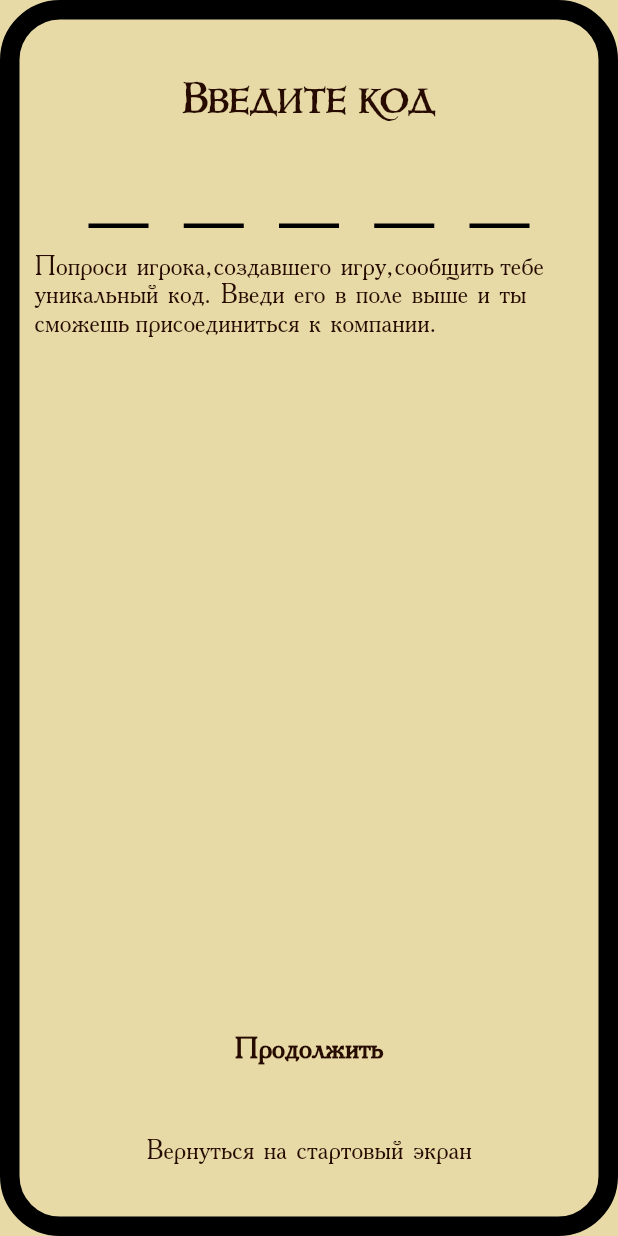
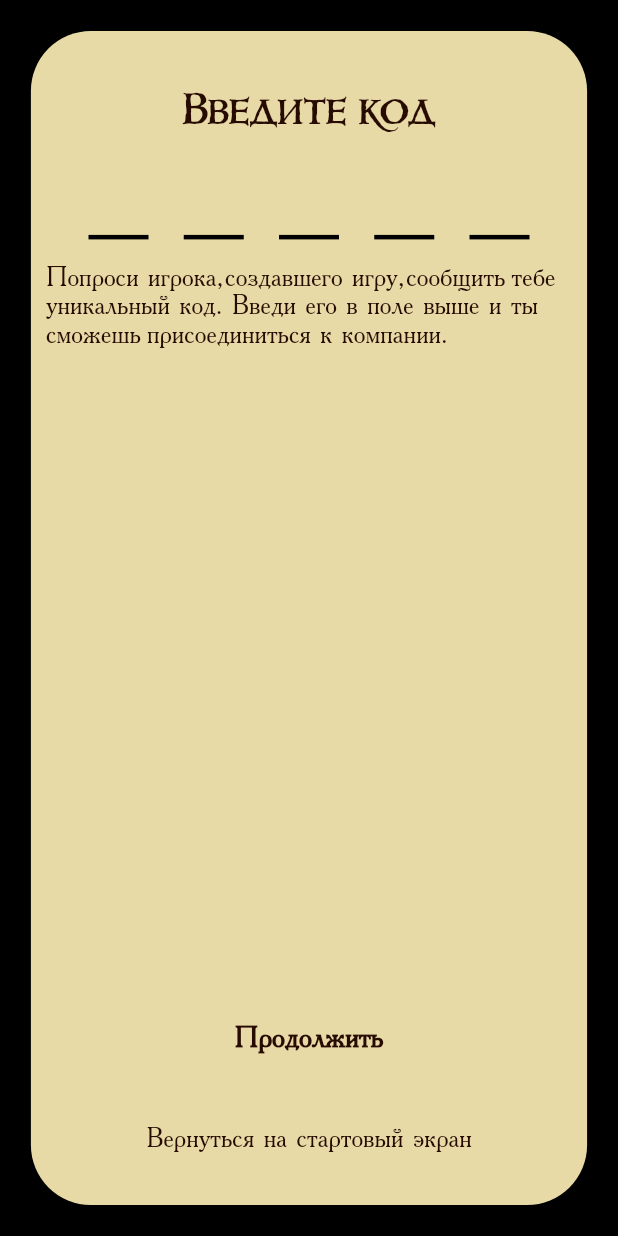
Before and after one commit to MRZee97/-munchkin_notebook, a Flutter app: the EnterCodePage screen opened by its route, on a phone screen of 412 x 824 dp. Run offline on Flutter 3.47's test engine with Material 2 defaults, Android fonts, the phone set to English and light mode, and no system bars; drawn by our look-alikes of pin_code_fields; our stand-ins replace auto_route; generated files the repository leaves out were written again.

```diff
--- a/lib/core/ui/widgets/primary_button.dart
+++ b/lib/core/ui/widgets/primary_button.dart
@@ -1,6 +1,4 @@
 import 'package:flutter/material.dart';
-import 'package:flutter/src/widgets/framework.dart';
-import 'package:flutter/src/widgets/placeholder.dart';
 import 'package:munchkin/core/ui/constants/app_colors.dart';
 
 class PrimaryButton extends StatelessWidget {
--- a/lib/core/ui/widgets/secondary_button.dart
+++ b/lib/core/ui/widgets/secondary_button.dart
@@ -1,6 +1,4 @@
 import 'package:flutter/material.dart';
-import 'package:flutter/src/widgets/framework.dart';
-import 'package:flutter/src/widgets/placeholder.dart';
 import 'package:munchkin/core/ui/constants/app_colors.dart';
 
 class SecondaryButton extends StatelessWidget {
--- /dev/null
+++ b/lib/features/base_page/presentation/page/base_page.dart
@@ -0,0 +1,56 @@
+import 'package:flutter/material.dart';
+import 'package:munchkin/core/ui/constants/app_colors.dart';
+
+class BasePage extends StatelessWidget {
+  const BasePage(
+      {required this.title,
+      required this.body,
+      required this.actions,
+      super.key});
+  final String title;
+  final Widget body;
+  final Widget actions;
+  @override
+  Widget build(BuildContext context) {
+    return Scaffold(
+      body: SafeArea(
+        child: Container(
+          color: Colors.black,
+          width: double.infinity,
+          child: Container(
+            margin: EdgeInsets.all(MediaQuery.of(context).size.width * 0.05),
+            decoration: const BoxDecoration(
+              color: AppColors.background,
+              borderRadius: BorderRadius.all(Radius.circular(40)),
+            ),
+            child: Column(
+              crossAxisAlignment: CrossAxisAlignment.center,
+              mainAxisAlignment: MainAxisAlignment.spaceBetween,
+              children: [
+                Column(
+                  children: [
+                    const SizedBox(height: 40),
+                    Padding(
+                      padding: const EdgeInsets.symmetric(horizontal: 20),
+                      child: Text(
+                        title,
+                        textAlign: TextAlign.center,
+                        style: const TextStyle(
+                          fontSize: 32,
+                          fontWeight: FontWeight.w700,
+                          color: AppColors.titleColor,
+                        ),
+                      ),
+                    ),
+                    body
+                  ],
+                ),
+                actions,
+              ],
+            ),
+          ),
+        ),
+      ),
+    );
+  }
+}
--- a/lib/features/create_game/presentation/page/create_game_page.dart
+++ b/lib/features/create_game/presentation/page/create_game_page.dart
@@ -1,11 +1,11 @@
 import 'package:auto_route/auto_route.dart';
 import 'package:flutter/material.dart';
 import 'package:munchkin/core/ui/constants/app_colors.dart';
-import 'package:munchkin/core/ui/widgets/base_page.dart';
 import 'package:munchkin/core/ui/widgets/image_widget.dart';
 import 'package:flutter_gen/gen_l10n/app_localizations.dart';
 import 'package:munchkin/core/ui/widgets/primary_button.dart';
 import 'package:munchkin/core/ui/widgets/secondary_button.dart';
+import 'package:munchkin/features/base_page/presentation/page/base_page.dart';
 import 'package:munchkin/navigation/router.gr.dart';
 
 @RoutePage()
@@ -14,8 +14,7 @@ class CreateGamePage extends StatelessWidget {
 
   @override
   Widget build(BuildContext context) {
-    return Material(
-      child: BasePage(
+    return BasePage(
         title: AppLocalizations.of(context)!.createGame,
         body: Column(children: [
           const SizedBox(height: 20),
@@ -49,7 +48,6 @@ class CreateGamePage extends StatelessWidget {
                 onPressed: () {}),
             const SizedBox(height: 38),
           ],
-          )),
-    );
+        ));
   }
 }
--- a/lib/features/enter_code/presentation/page/enter_code_page.dart
+++ b/lib/features/enter_code/presentation/page/enter_code_page.dart
@@ -1,10 +1,10 @@
 import 'package:auto_route/auto_route.dart';
 import 'package:flutter/material.dart';
 import 'package:munchkin/core/ui/constants/app_colors.dart';
-import 'package:munchkin/core/ui/widgets/base_page.dart';
 import 'package:flutter_gen/gen_l10n/app_localizations.dart';
 import 'package:munchkin/core/ui/widgets/primary_button.dart';
 import 'package:munchkin/core/ui/widgets/secondary_button.dart';
+import 'package:munchkin/features/base_page/presentation/page/base_page.dart';
 import 'package:munchkin/navigation/router.gr.dart';
 import 'package:pin_code_fields/pin_code_fields.dart';
 
@@ -19,8 +19,7 @@ class EnterCodePage extends StatefulWidget {
 class _EnterCodePageState extends State<EnterCodePage> {
   @override
   Widget build(BuildContext context) {
-    return Material(
-      child: BasePage(
+    return BasePage(
         title: AppLocalizations.of(context)!.enterCode,
         body: Column(children: [
           const SizedBox(height: 20),
@@ -45,7 +44,8 @@ class _EnterCodePageState extends State<EnterCodePage> {
                     borderWidth: 3,
                     shape: PinCodeFieldShape.underline,
                     borderRadius: BorderRadius.circular(5),
-                      fieldOuterPadding: EdgeInsets.symmetric(horizontal: 3),
+                    fieldOuterPadding:
+                        const EdgeInsets.symmetric(horizontal: 3),
                     fieldHeight: 50,
                     fieldWidth: 40,
                     activeFillColor: Colors.transparent,
@@ -53,7 +53,7 @@ class _EnterCodePageState extends State<EnterCodePage> {
                     selectedColor: Colors.black,
                     inactiveColor: Colors.black,
                   ),
-                    animationDuration: Duration(milliseconds: 300),
+                  animationDuration: const Duration(milliseconds: 300),
                   onCompleted: (v) {
                     print("Completed");
                   },
@@ -93,12 +93,10 @@ class _EnterCodePageState extends State<EnterCodePage> {
             SecondaryButton(
                 text: AppLocalizations.of(context)!.returnStartScreenButton,
                 onPressed: () {
-                    AutoRouter.of(context)
-                        .replaceAll([const CreateGameRoute()]);
+                  AutoRouter.of(context).replaceAll([const CreateGameRoute()]);
                 }),
             const SizedBox(height: 20),
           ],
-          )),
-    );
+        ));
   }
 }
--- a/lib/features/join_game/presentation/page/join_game_page.dart
+++ b/lib/features/join_game/presentation/page/join_game_page.dart
@@ -1,10 +1,10 @@
 import 'package:auto_route/auto_route.dart';
 import 'package:flutter/material.dart';
 import 'package:munchkin/core/ui/constants/app_colors.dart';
-import 'package:munchkin/core/ui/widgets/base_page.dart';
 import 'package:flutter_gen/gen_l10n/app_localizations.dart';
 import 'package:munchkin/core/ui/widgets/primary_button.dart';
 import 'package:munchkin/core/ui/widgets/secondary_button.dart';
+import 'package:munchkin/features/base_page/presentation/page/base_page.dart';
 import 'package:munchkin/navigation/router.gr.dart';
 
 @RoutePage()
@@ -13,8 +13,7 @@ class JoinGamePage extends StatelessWidget {
 
   @override
   Widget build(BuildContext context) {
-    return Material(
-      child: BasePage(
+    return BasePage(
         title: AppLocalizations.of(context)!.joinGame,
         body: Column(children: [
           const SizedBox(height: 20),
@@ -50,7 +49,6 @@ class JoinGamePage extends StatelessWidget {
                 onPressed: () {}),
             const SizedBox(height: 38),
           ],
-          )),
-    );
+        ));
   }
 }
--- a/lib/features/max_level/presentation/page/max_level_page.dart
+++ b/lib/features/max_level/presentation/page/max_level_page.dart
@@ -1,10 +1,10 @@
 import 'package:auto_route/auto_route.dart';
 import 'package:flutter/material.dart';
 import 'package:munchkin/core/ui/constants/app_colors.dart';
-import 'package:munchkin/core/ui/widgets/base_page.dart';
 import 'package:flutter_gen/gen_l10n/app_localizations.dart';
 import 'package:munchkin/core/ui/widgets/primary_button.dart';
 import 'package:munchkin/core/ui/widgets/secondary_button.dart';
+import 'package:munchkin/features/base_page/presentation/page/base_page.dart';
 import 'package:munchkin/navigation/router.gr.dart';
 
 @RoutePage()
--- a/lib/features/self_counting/presentation/page/self _counting_page.dart
+++ b/lib/features/self_counting/presentation/page/self _counting_page.dart
@@ -1,11 +1,10 @@
 import 'package:auto_route/auto_route.dart';
 import 'package:flutter/material.dart';
 import 'package:munchkin/core/ui/constants/app_colors.dart';
-import 'package:munchkin/core/ui/widgets/base_page.dart';
-import 'package:munchkin/core/ui/widgets/image_widget.dart';
 import 'package:flutter_gen/gen_l10n/app_localizations.dart';
 import 'package:munchkin/core/ui/widgets/primary_button.dart';
 import 'package:munchkin/core/ui/widgets/secondary_button.dart';
+import 'package:munchkin/features/base_page/presentation/page/base_page.dart';
 import 'package:munchkin/navigation/router.gr.dart';
 
 @RoutePage()
@@ -14,8 +13,7 @@ class SelfCoutingPage extends StatelessWidget {
 
   @override
   Widget build(BuildContext context) {
-    return Material(
-      child: BasePage(
+    return BasePage(
         title: AppLocalizations.of(context)!.selfCounting,
         body: Column(children: [
           const SizedBox(height: 20),
@@ -57,7 +55,6 @@ class SelfCoutingPage extends StatelessWidget {
                 }),
             const SizedBox(height: 20),
           ],
-          )),
-    );
+        ));
   }
 }
--- a/lib/main.dart
+++ b/lib/main.dart
@@ -18,7 +18,7 @@ class MyApp extends StatelessWidget {
   @override
   Widget build(BuildContext context) {
     return MaterialApp.router(
-      title: 'Flutter Demo',
+      title: 'Munchkin Notebook',
       theme: AppTheme.theme,
       routerConfig: _appRouter.config(),
       localizationsDelegates: const [
--- a/lib/navigation/router.dart
+++ b/lib/navigation/router.dart
@@ -6,12 +6,6 @@ import 'router.gr.dart';
 class AppRouter extends $AppRouter {
   @override
   List<AutoRoute> get routes => [
-        AutoRoute(
-          page: MainRoute.page,
-        ),
-        AutoRoute(
-          page: SecondRoute.page,
-        ),
         AutoRoute(
           page: CreateGameRoute.page,
         ),
```
Lines whose indentation alone changed are shown as unchanged.
